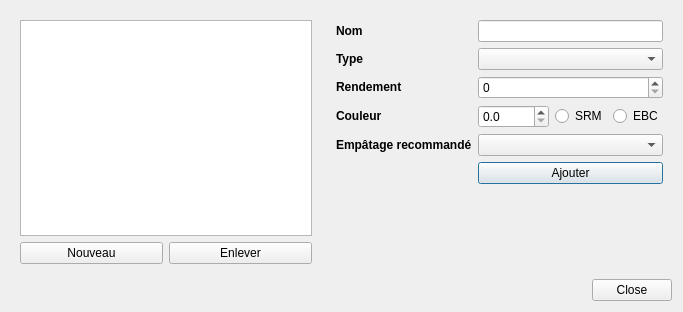
Qt form joliebulle/editorG.ui (314r/joliebulle) before a commit.
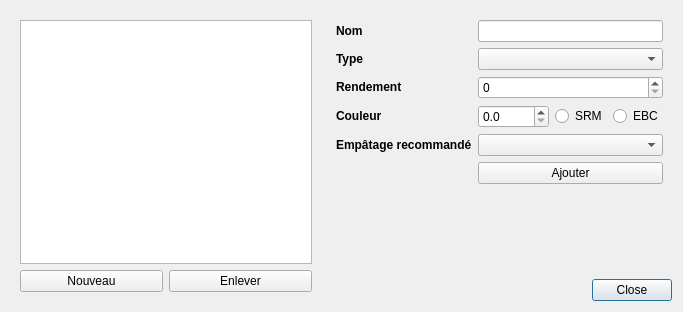
The same form after that commit.

What changed in the file:
```diff
--- a/joliebulle/editorG.ui
+++ b/joliebulle/editorG.ui
@@ -14,6 +14,43 @@
    <string>Editeur</string>
   </property>
   <layout class="QGridLayout" name="gridLayout">
+   <item row="1" column="1">
+    <widget class="QDialogButtonBox" name="buttonBox">
+     <property name="orientation">
+      <enum>Qt::Horizontal</enum>
+     </property>
+     <property name="standardButtons">
+      <set>QDialogButtonBox::Close</set>
+     </property>
+    </widget>
+   </item>
+   <item row="0" column="0" rowspan="2">
+    <widget class="QWidget" name="widget_2" native="true">
+     <layout class="QGridLayout" name="gridLayout_2">
+      <item row="1" column="0">
+       <layout class="QHBoxLayout" name="horizontalLayout">
+        <item>
+         <widget class="QPushButton" name="pushButtonNouveau">
+          <property name="text">
+           <string>Nouveau</string>
+          </property>
+         </widget>
+        </item>
+        <item>
+         <widget class="QPushButton" name="pushButtonEnlever">
+          <property name="text">
+           <string>Enlever</string>
+          </property>
+         </widget>
+        </item>
+       </layout>
+      </item>
+      <item row="0" column="0">
+       <widget class="QListView" name="listViewGrains"/>
+      </item>
+     </layout>
+    </widget>
+   </item>
    <item row="0" column="1">
     <widget class="QWidget" name="widget" native="true">
      <layout class="QFormLayout" name="formLayout">
@@ -122,43 +159,6 @@
      </layout>
     </widget>
    </item>
-   <item row="0" column="0">
-    <widget class="QWidget" name="widget_2" native="true">
-     <layout class="QGridLayout" name="gridLayout_2">
-      <item row="1" column="0">
-       <layout class="QHBoxLayout" name="horizontalLayout">
-        <item>
-         <widget class="QPushButton" name="pushButtonNouveau">
-          <property name="text">
-           <string>Nouveau</string>
-          </property>
-         </widget>
-        </item>
-        <item>
-         <widget class="QPushButton" name="pushButtonEnlever">
-          <property name="text">
-           <string>Enlever</string>
-          </property>
-         </widget>
-        </item>
-       </layout>
-      </item>
-      <item row="0" column="0">
-       <widget class="QListView" name="listViewGrains"/>
-      </item>
-     </layout>
-    </widget>
-   </item>
-   <item row="2" column="1">
-    <widget class="QDialogButtonBox" name="buttonBox">
-     <property name="orientation">
-      <enum>Qt::Horizontal</enum>
-     </property>
-     <property name="standardButtons">
-      <set>QDialogButtonBox::Close</set>
-     </property>
-    </widget>
-   </item>
   </layout>
  </widget>
  <resources/>
```
Left out of the diff: 6 changed lines with no effect on the pictures.
